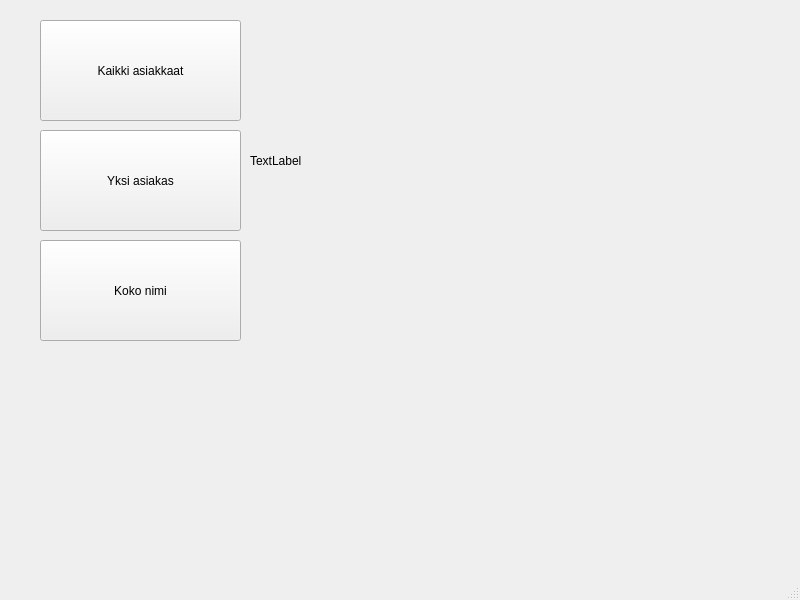
Qt form qt_frontend/mainwindow.ui (Danskutin/qt_example) before a commit.
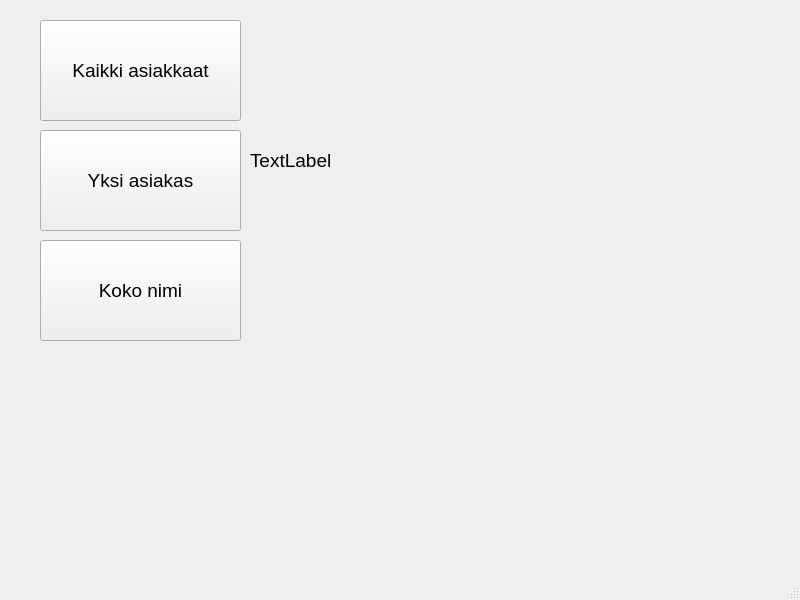
The same form after that commit.

Diff of the .ui file:
```diff
--- a/qt_frontend/mainwindow.ui
+++ b/qt_frontend/mainwindow.ui
@@ -23,6 +23,11 @@
       <height>101</height>
      </rect>
     </property>
+    <property name="font">
+     <font>
+      <pointsize>14</pointsize>
+     </font>
+    </property>
     <property name="text">
      <string>Kaikki asiakkaat</string>
     </property>
@@ -36,6 +41,11 @@
       <height>101</height>
      </rect>
     </property>
+    <property name="font">
+     <font>
+      <pointsize>14</pointsize>
+     </font>
+    </property>
     <property name="text">
      <string>Yksi asiakas</string>
     </property>
@@ -49,6 +59,11 @@
       <height>101</height>
      </rect>
     </property>
+    <property name="font">
+     <font>
+      <pointsize>14</pointsize>
+     </font>
+    </property>
     <property name="text">
      <string>Koko nimi</string>
     </property>
@@ -62,6 +77,11 @@
       <height>261</height>
      </rect>
     </property>
+    <property name="font">
+     <font>
+      <pointsize>14</pointsize>
+     </font>
+    </property>
     <property name="text">
      <string>TextLabel</string>
     </property>
```
